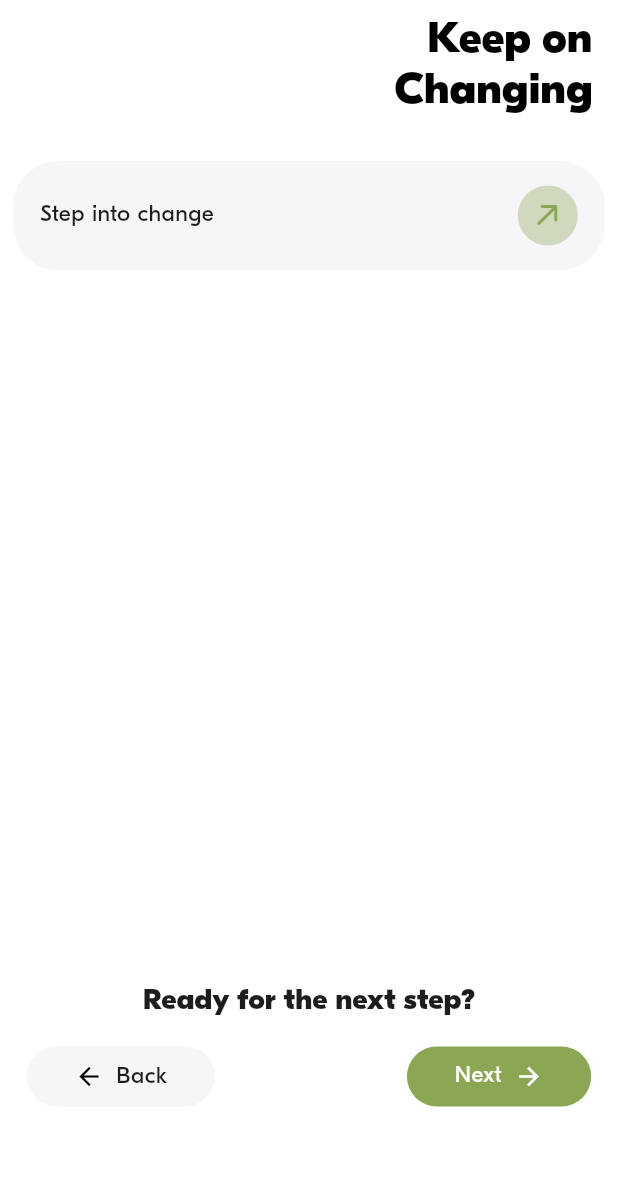
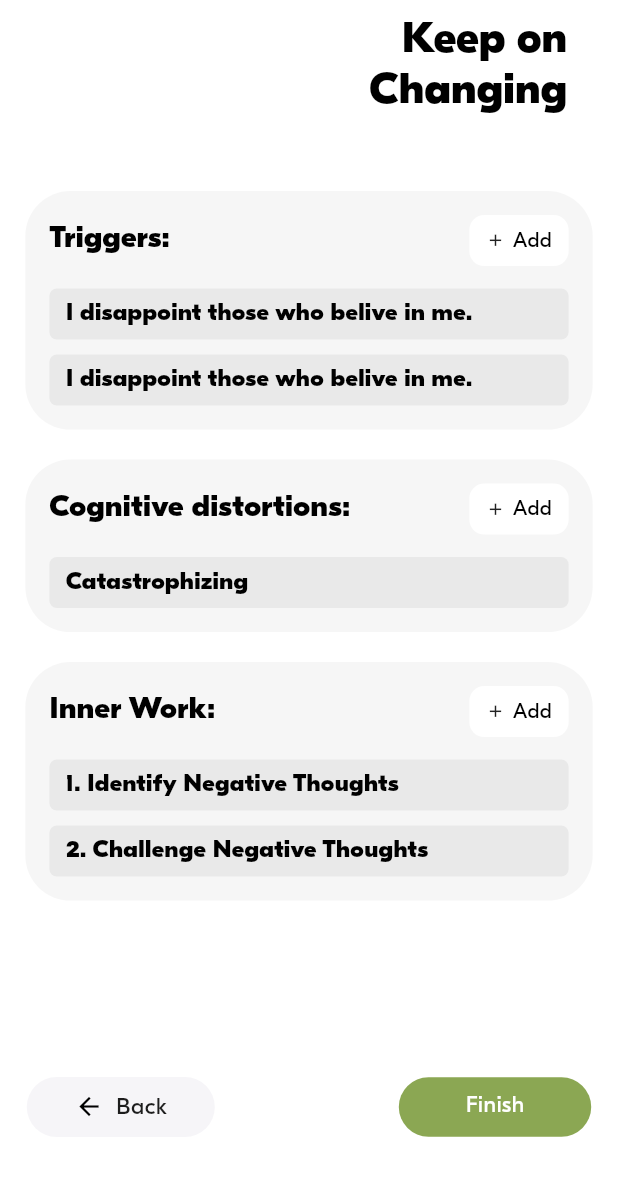
Before and after one commit to Nykolayr/getoutthebox, a Flutter app: the KeepChanging screen opened directly, on a phone screen of 412 x 824 dp, the part 57-1236 px from its top. Run offline on Flutter 3.47's test engine with Material 3 defaults, Android fonts, the phone set to English and light mode, and no system bars; our stand-ins replace bloc, cached_network_image, dio, equatable, firebase_core, flutter_bloc and 8 more; missing offline and left inert: flutter_easylogger, flutter_facebook_auth; accounts and stored records are empty.

Commit message:
feat: 3 steps create

```diff
--- a/lib/main.dart
+++ b/lib/main.dart
@@ -73,7 +73,7 @@ class MyApp extends StatelessWidget {
               '/registration': (context) => const RegistrationPage(),
               '/password_reset': (context) => const ResetPasswordPage(),
               '/therapeutic_games': (context) => const TherapeuticGames(),
-              '/analyze_emotion': (context) => AnalyzeEmotion(),
+              '/analyze_emotion': (context) => const AnalyzeEmotion(),
             },
             theme: ThemeData(
               appBarTheme:
--- a/lib/src/features/content/analyze_emotion/bloc/emotion_event.dart
+++ b/lib/src/features/content/analyze_emotion/bloc/emotion_event.dart
@@ -14,7 +14,20 @@ class ChangeSelectedEmotion extends EmotionEvent {
   ChangeSelectedEmotion({required this.id});
 }
 
+/// Изменение выбранного опыта
 class ChangeSelectedExperience extends EmotionEvent {
   final int id;
   ChangeSelectedExperience({required this.id});
 }
+
+/// Добавление посещения в список
+class AddInnerWork extends EmotionEvent {
+  final DateTime date;
+  AddInnerWork({required this.date});
+}
+
+/// Удаление посещения из списка
+class RemoveInnerWork extends EmotionEvent {
+  final DateTime date;
+  RemoveInnerWork({required this.date});
+}
--- a/lib/src/features/content/analyze_emotion/bloc/emotion_state.dart
+++ b/lib/src/features/content/analyze_emotion/bloc/emotion_state.dart
@@ -8,6 +8,8 @@ class EmotionState extends Equatable {
   final bool isListChange;
   final List<String> experience;
   final int selectedExperience;
+  final bool isChange;
+  final List<DateTime> innerWork;
   @override
   const EmotionState({
     required this.emotionGames,
@@ -17,6 +19,8 @@ class EmotionState extends Equatable {
     required this.isListChange,
     required this.experience,
     required this.selectedExperience,
+    required this.isChange,
+    required this.innerWork,
   });
 
   factory EmotionState.initial() {
@@ -28,6 +32,8 @@ class EmotionState extends Equatable {
       emotionGames: Get.find<EmotionRepository>().emotionGames,
       experience: Get.find<EmotionRepository>().experience,
       selectedExperience: 0,
+      isChange: false,
+      innerWork: const [],
     );
   }
 
@@ -40,11 +46,14 @@ class EmotionState extends Equatable {
     List<EmotionGamesModel>? emotionGames,
     List<String>? experience,
     int? selectedExperience,
+    bool? isChange,
+    List<DateTime>? innerWork,
   }) {
     final shouldToggleList =
         isListChange != null && isListChange != this.isListChange ||
             emotionGames != null && emotionGames != this.emotionGames ||
-            emotions != null && emotions != this.emotions;
+            emotions != null && emotions != this.emotions ||
+            innerWork != null && innerWork != this.innerWork;
 
     return EmotionState(
       emotions: emotions ?? this.emotions,
@@ -54,6 +63,8 @@ class EmotionState extends Equatable {
       emotionGames: emotionGames ?? this.emotionGames,
       experience: experience ?? this.experience,
       selectedExperience: selectedExperience ?? this.selectedExperience,
+      isChange: isChange ?? this.isChange,
+      innerWork: innerWork ?? this.innerWork,
     );
   }
 
@@ -66,5 +77,7 @@ class EmotionState extends Equatable {
         emotionGames,
         experience,
         selectedExperience,
+        isChange,
+        innerWork,
       ];
 }
--- a/lib/src/features/content/analyze_emotion/emotion_repositories.dart
+++ b/lib/src/features/content/analyze_emotion/emotion_repositories.dart
@@ -19,6 +19,7 @@ class EmotionRepository {
     'Often',
     'Constantly',
   ];
+
   // Приватный конструктор
   EmotionRepository._() {
     apiService = Get.find<Api>();
--- a/lib/src/features/content/analyze_emotion/page/cognitive_distortions.dart
+++ b/lib/src/features/content/analyze_emotion/page/cognitive_distortions.dart
@@ -7,7 +7,7 @@ import 'package:get/get.dart';
 import 'package:getoutofthebox/core/common/styles.dart';
 import 'package:getoutofthebox/core/utils/size_utils.dart';
 import 'package:getoutofthebox/src/features/content/analyze_emotion/bloc/emotion_bloc.dart';
-import 'package:getoutofthebox/src/features/content/analyze_emotion/transform_yourself.dart';
+import 'package:getoutofthebox/src/features/content/analyze_emotion/page/transform_yourself.dart';
 import 'package:getoutofthebox/src/features/content/analyze_emotion/widget/analyze_card_emotion.dart';
 import 'package:getoutofthebox/src/features/content/analyze_emotion/widget/expiriens_item.dart';
 import 'package:getoutofthebox/src/features/drawer/custom_drawer.dart';
--- /dev/null
+++ b/lib/src/features/content/analyze_emotion/page/keep_changing.dart
@@ -0,0 +1,162 @@
+import 'package:flutter/material.dart';
+import 'package:flutter_bloc/flutter_bloc.dart';
+import 'package:flutter_svg/svg.dart';
+import 'package:gap/gap.dart';
+import 'package:getoutofthebox/core/common/theme.dart';
+import 'package:getoutofthebox/core/utils/size_utils.dart';
+import 'package:getoutofthebox/src/features/content/analyze_emotion/page/my_inner_work.dart';
+import 'package:getoutofthebox/src/features/content/analyze_emotion/widget/add_item.dart';
+import 'package:getoutofthebox/src/features/content/analyze_emotion/widget/add_widget.dart';
+import 'package:getoutofthebox/src/features/content/analyze_emotion/widget/wrap_container_round.dart';
+import 'package:getoutofthebox/src/features/drawer/custom_drawer.dart';
+import 'package:getoutofthebox/src/features/widgets/custom_back_button.dart';
+import 'package:getoutofthebox/src/features/widgets/custom_without_icon_button.dart';
+
+import '../bloc/emotion_bloc.dart';
+
+class KeepChanging extends StatefulWidget {
+  const KeepChanging({super.key});
+
+  @override
+  State<KeepChanging> createState() => _KeepChangingfState();
+}
+
+class _KeepChangingfState extends State<KeepChanging> {
+  final GlobalKey<ScaffoldState> scaffoldKey = GlobalKey<ScaffoldState>();
+  final EmotionBloc bloc = EmotionBloc();
+  int score = 0;
+
+  @override
+  Widget build(BuildContext context) {
+    return Scaffold(
+      key: scaffoldKey,
+      extendBodyBehindAppBar: true,
+      appBar: AppBar(
+        leading: IconButton(
+          onPressed: () {
+            scaffoldKey.currentState?.openDrawer();
+          },
+          icon: SvgPicture.asset('assets/icons/hamburger.svg'),
+        ),
+        backgroundColor: Colors.transparent,
+        elevation: 0,
+      ),
+      drawer: SizedBox(
+        width: MediaQuery.of(context).size.width,
+        child: const CustomDrawer(),
+      ),
+      bottomNavigationBar: Padding(
+        padding: getMarginOrPadding(horizontal: 16, vertical: 30),
+        child: BlocBuilder<EmotionBloc, EmotionState>(
+          bloc: bloc,
+          builder: (context, state) {
+            return Row(
+              mainAxisAlignment: MainAxisAlignment.spaceBetween,
+              children: [
+                const CustomBackButton(),
+                CustomWithoutIconButton(
+                  title: state.isChange ? 'Save' : 'Finish',
+                  onPressed: () {
+                    Navigator.push(
+                      context,
+                      MaterialPageRoute(
+                          builder: (context) => const MyInnerWork()),
+                    );
+                  },
+                ),
+              ],
+            );
+          },
+        ),
+      ),
+      body: BlocBuilder<EmotionBloc, EmotionState>(
+        bloc: bloc,
+        builder: (context, state) {
+          return Container(
+            padding:
+                getMarginOrPadding(top: 50, bottom: 50, left: 16, right: 16),
+            child: SingleChildScrollView(
+              child: Column(
+                crossAxisAlignment: CrossAxisAlignment.start,
+                children: [
+                  Padding(
+                    padding: getMarginOrPadding(right: 16, bottom: 30),
+                    child: Row(
+                      mainAxisAlignment: MainAxisAlignment.end,
+                      children: [
+                        Text(
+                          'Keep on\nChanging',
+                          style: TextStylesManager.headerMainMenu,
+                          textAlign: TextAlign.end,
+                        ),
+                      ],
+                    ),
+                  ),
+                  const Gap(20),
+                  WrapContainerRound(
+                    child: Column(
+                      crossAxisAlignment: CrossAxisAlignment.start,
+                      children: [
+                        Row(
+                          mainAxisAlignment: MainAxisAlignment.spaceBetween,
+                          children: [
+                            const Text('Triggers:', style: AppText.text20),
+                            AddWidget(onPressed: () {}),
+                          ],
+                        ),
+                        const Gap(15),
+                        const AddItem(
+                            title: 'I disappoint those who belive in me.'),
+                        const Gap(10),
+                        const AddItem(
+                            title: 'I disappoint those who belive in me.'),
+                      ],
+                    ),
+                  ),
+                  const Gap(20),
+                  WrapContainerRound(
+                    child: Column(
+                      crossAxisAlignment: CrossAxisAlignment.start,
+                      children: [
+                        Row(
+                          mainAxisAlignment: MainAxisAlignment.spaceBetween,
+                          children: [
+                            const Text('Cognitive distortions:',
+                                style: AppText.text20),
+                            AddWidget(onPressed: () {}),
+                          ],
+                        ),
+                        const Gap(15),
+                        const AddItem(title: 'Catastrophizing'),
+                      ],
+                    ),
+                  ),
+                  const Gap(20),
+                  WrapContainerRound(
+                    child: Column(
+                      crossAxisAlignment: CrossAxisAlignment.start,
+                      children: [
+                        Row(
+                          mainAxisAlignment: MainAxisAlignment.spaceBetween,
+                          children: [
+                            const Text('Inner Work:', style: AppText.text20),
+                            AddWidget(onPressed: () {}),
+                          ],
+                        ),
+                        const Gap(15),
+                        const AddItem(title: '1. Identify Negative Thoughts'),
+                        const Gap(10),
+                        const AddItem(title: '2. Challenge Negative Thoughts'),
+                      ],
+                    ),
+                  ),
+                  const Gap(20),
+                ],
+              ),
+            ),
+          );
+        },
+      ),
+    );
+  }
+}
--- /dev/null
+++ b/lib/src/features/content/analyze_emotion/widget/add_item.dart
@@ -0,0 +1,21 @@
+import 'package:flutter/material.dart';
+import 'package:getoutofthebox/core/common/theme.dart';
+
+class AddItem extends StatelessWidget {
+  final String title;
+  const AddItem({super.key, required this.title});
+
+  @override
+  Widget build(BuildContext context) {
+    return Container(
+      width: double.infinity,
+      padding: const EdgeInsets.symmetric(horizontal: 11, vertical: 7),
+      decoration: BoxDecoration(
+        borderRadius: BorderRadius.circular(5),
+        color: StyleManager.blackColor.withOpacity(0.06),
+      ),
+      child: Text(title,
+          style: AppText.text16.copyWith(fontWeight: FontWeight.w600)),
+    );
+  }
+}
--- /dev/null
+++ b/lib/src/features/content/analyze_emotion/widget/add_widget.dart
@@ -0,0 +1,29 @@
+import 'package:flutter/material.dart';
+import 'package:gap/gap.dart';
+import 'package:getoutofthebox/core/common/theme.dart';
+
+class AddWidget extends StatelessWidget {
+  final void Function() onPressed;
+  const AddWidget({super.key, required this.onPressed});
+
+  @override
+  Widget build(BuildContext context) {
+    return GestureDetector(
+      onTap: onPressed,
+      child: Container(
+        padding: const EdgeInsets.symmetric(horizontal: 11, vertical: 7),
+        decoration: BoxDecoration(
+          borderRadius: BorderRadius.circular(10),
+          color: StyleManager.whiteColor,
+        ),
+        child: const Row(
+          children: [
+            Icon(Icons.add, size: 13),
+            Gap(5),
+            Text('Add', style: AppText.text14),
+          ],
+        ),
+      ),
+    );
+  }
+}
--- /dev/null
+++ b/lib/src/features/content/analyze_emotion/widget/wrap_container_round.dart
@@ -0,0 +1,19 @@
+import 'package:flutter/material.dart';
+import 'package:getoutofthebox/core/common/theme.dart';
+
+class WrapContainerRound extends StatelessWidget {
+  final Widget child;
+  const WrapContainerRound({super.key, required this.child});
+
+  @override
+  Widget build(BuildContext context) {
+    return Container(
+      padding: const EdgeInsets.all(16),
+      decoration: BoxDecoration(
+        borderRadius: BorderRadius.circular(30),
+        color: StyleManager.bgBlockColor,
+      ),
+      child: child,
+    );
+  }
+}
--- /dev/null
+++ b/lib/src/features/widgets/custom_without_icon_button.dart
@@ -0,0 +1,35 @@
+import 'package:flutter/material.dart';
+import 'package:flutter_screenutil/flutter_screenutil.dart';
+import 'package:getoutofthebox/core/common/styles.dart';
+import 'package:getoutofthebox/core/utils/size_utils.dart';
+
+class CustomWithoutIconButton extends StatelessWidget {
+  final String title;
+  final void Function() onPressed;
+  const CustomWithoutIconButton({
+    super.key,
+    required this.title,
+    required this.onPressed,
+  });
+
+  @override
+  Widget build(BuildContext context) {
+    return GestureDetector(
+      onTap: onPressed,
+      child: Container(
+        decoration: BoxDecoration(
+          borderRadius: BorderRadius.circular(30.r),
+          color: StyleManager.mainColor,
+        ),
+        child: Padding(
+          padding: getMarginOrPadding(horizontal: 40, vertical: 11),
+          child: Text(
+            title,
+            style: TextStylesManager.standartMain
+                .copyWith(color: StyleManager.whiteColor),
+          ),
+        ),
+      ),
+    );
+  }
+}
--- a/pubspec.yaml
+++ b/pubspec.yaml
@@ -13,7 +13,7 @@ publish_to: "none"
  # Секрет: 5357105730c3547439c40811bf2cdc13
 
 
-version: 0.1.1+1
+version: 0.1.2+2
 
 environment:
   sdk: ">=3.5.0 <4.0.0"
@@ -45,6 +45,7 @@ dependencies:
   gap: ^3.0.1 #https://pub.dev/packages/gap
   flutter_launcher_icons: ^0.14.3 #https://pub.dev/packages/flutter_launcher_icons
   cached_network_image: ^3.4.1 #https://pub.dev/packages/cached_network_image
+  intl: ^0.19.0 #https://pub.dev/packages/intl
 
 dev_dependencies:
   flutter_test:
```
Also changed, not shown: lib/src/features/content/analyze_emotion/bloc/emotion_bloc.dart (+16 -0 lines), lib/src/features/content/analyze_emotion/page/my_inner_work.dart (added, +116 -0 lines), lib/src/features/content/analyze_emotion/page/transform_yourself.dart (renamed from lib/src/features/content/analyze_emotion/keep_changing.dart, +56 -13 lines), lib/src/features/content/analyze_emotion/transform_yourself.dart (deleted, +0 -143 lines), lib/src/features/content/analyze_emotion/widget/date_item.dart (added, +63 -0 lines), assets/icons/trash.svg (added), pubspec.lock, 1 other file.
